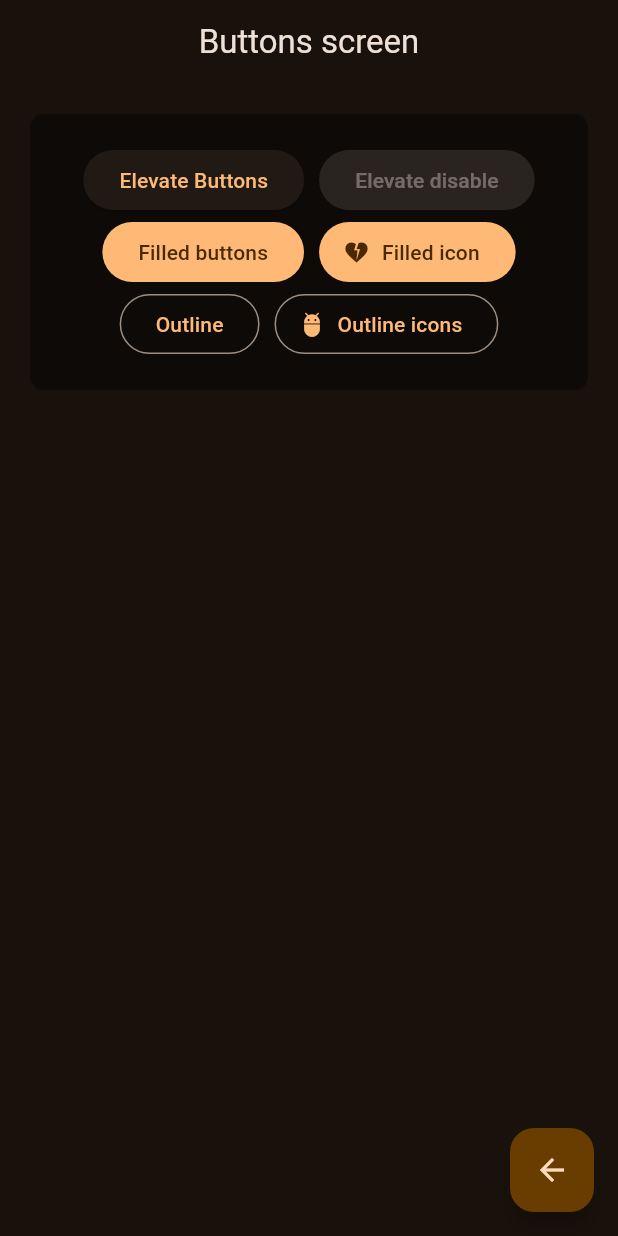
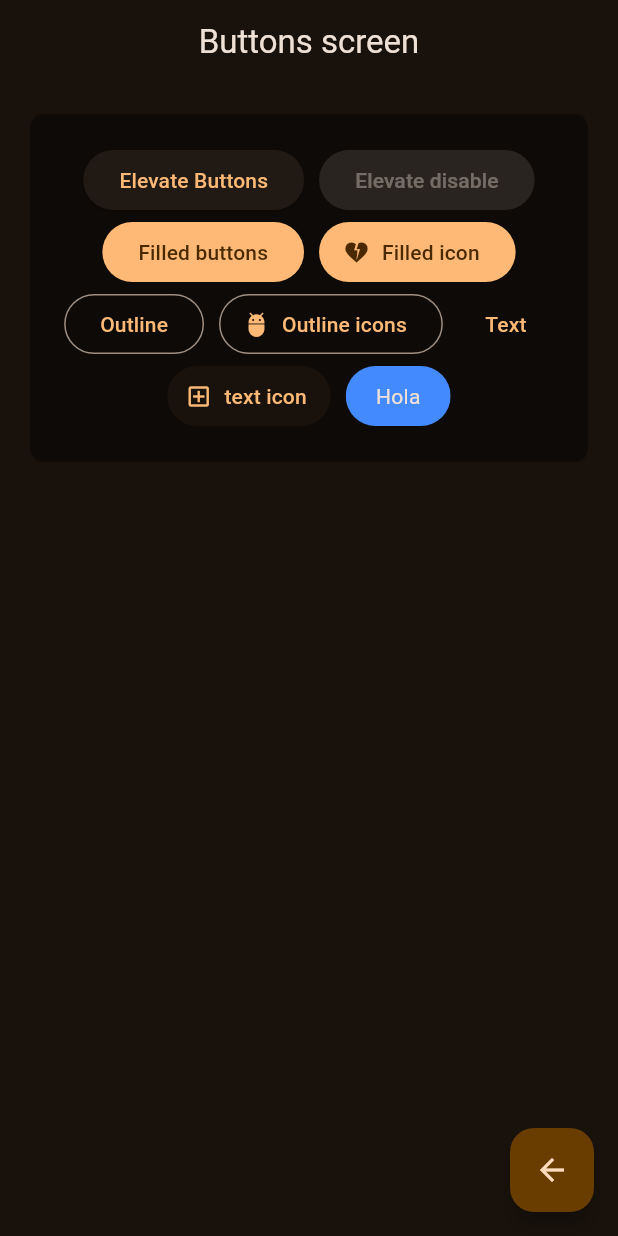
Before and after one commit to garciaeury26/widgets_app, a Flutter app: the ButtonScreen screen opened by its route, on a phone screen of 412 x 824 dp. Run offline on Flutter 3.47's test engine with Material 2 defaults, Android fonts, the phone set to English and light mode, and no system bars; our stand-ins replace go_router.

Commit message:
buttons screen finish

```diff
--- a/lib/presentations/screens/buttons/buttons_screens.dart
+++ b/lib/presentations/screens/buttons/buttons_screens.dart
@@ -30,6 +30,8 @@ class _ButtonsView extends StatelessWidget {
 
   @override
   Widget build(BuildContext context) {
+    final myColors = Theme.of(context).colorScheme;
+
     return Container(
       margin: const EdgeInsets.all(20),
       decoration: BoxDecoration(
@@ -60,6 +62,16 @@ class _ButtonsView extends StatelessWidget {
                       onPressed: () {},
                       icon: const Icon(Icons.adb_outlined),
                       label: const Text('Outline icons')),
+                  TextButton(onPressed: () {}, child: const Text('Text')),
+                  TextButton.icon(
+                    onPressed: () {},
+                    icon: const Icon(Icons.add_box_outlined),
+                    label: const Text('text icon'),
+                    style: ButtonStyle(
+                        backgroundColor:
+                            MaterialStatePropertyAll(myColors.surface)),
+                  ),
+                  const CustomButton()
                 ]),
           ),
         ),
@@ -67,3 +79,26 @@ class _ButtonsView extends StatelessWidget {
     );
   }
 }
+
+class CustomButton extends StatelessWidget {
+  const CustomButton({super.key});
+
+  @override
+  Widget build(BuildContext context) {
+    // Cada widget dentro de Material tiene un aspecto y comportamiento coherente con el lenguaje de diseño visual de Material Design
+    return ClipRRect(
+      borderRadius: BorderRadius.circular(20),
+      child: Material(
+        color: Colors.blueAccent,
+        // La función principal de InkWell es proporcionar una respuesta táctil y visual para el usuario al tocar una parte específica de la interfaz de usuario,
+        child: InkWell(
+          onTap: () {},
+          child: const Padding(
+            padding: EdgeInsets.symmetric(horizontal: 20, vertical: 10),
+            child: Text('Hola'),
+          ),
+        ),
+      ),
+    );
+  }
+}
```
